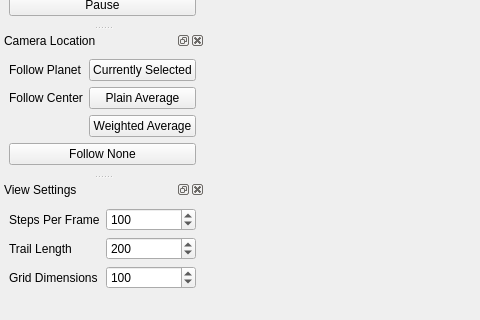
Old version of the form forms/mainwindow.ui in the repository chipgw/planets-3d; both pictures show x 0 to 480 and y 406 to 726 of the 800 by 726 pixel window.
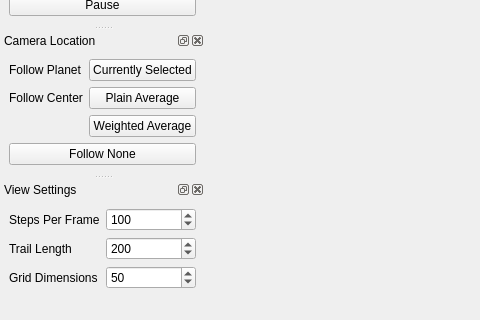
New version of the form. Icons and pictures are not drawn. Custom widgets are drawn as their Qt base class.

Commit message: made gridRangeSpinBox default value same as PlanetsWidget.gridRange

What changed in the file:
```diff
--- a/forms/mainwindow.ui
+++ b/forms/mainwindow.ui
@@ -417,7 +417,7 @@
         <number>2</number>
        </property>
        <property name="value">
-        <number>100</number>
+        <number>50</number>
        </property>
       </widget>
      </item>
```
